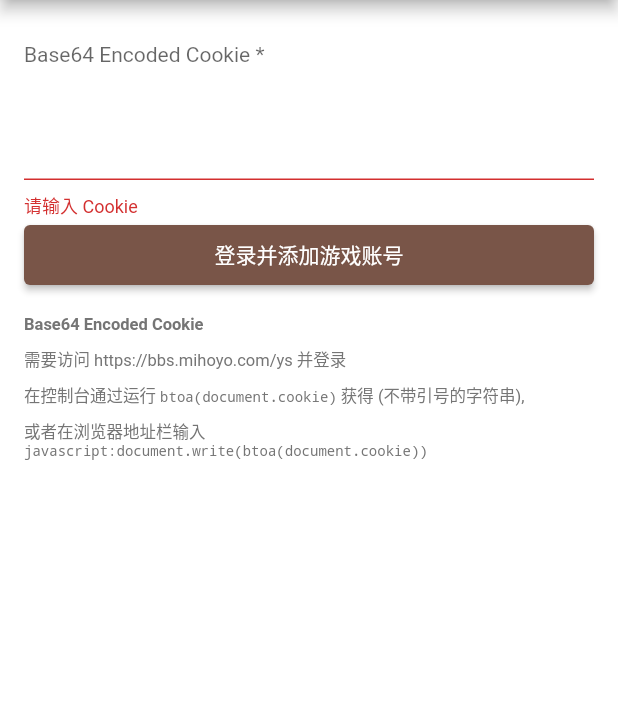
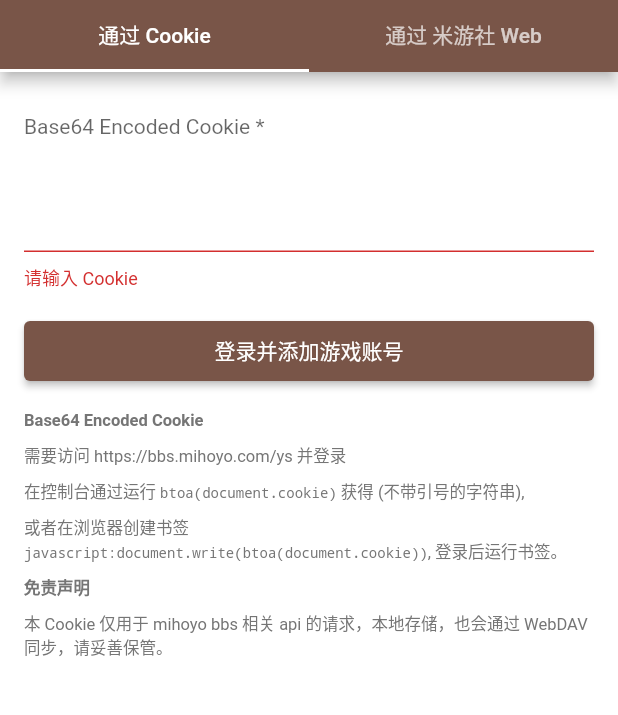
Before and after one commit to morlay/genshintools, a Flutter app: the PageAddAccount screen opened directly, after a tap on "登录并添加游戏账号", on a phone screen of 412 x 824 dp, the part 84-799 px from its top. Run offline on Flutter 3.47's test engine with Material 2 defaults, Android fonts, the phone set to English and light mode, and no system bars; drawn by our look-alikes of flutter_markdown; our stand-ins replace cached_network_image, dio, expandable, firebase_analytics, firebase_core, firebase_crashlytics and 8 more; missing offline and left inert: analyzer, build, flutter_services_binding, source_gen, test, version and 1 more; accounts and stored records are empty; network calls fail.

Commit message:
feat: added webview login

```diff
--- a/lib/app/page_account_add.dart
+++ b/lib/app/page_account_add.dart
@@ -2,7 +2,10 @@ import 'package:flutter/cupertino.dart';
 import 'package:flutter/material.dart';
 import 'package:flutter_hooks/flutter_hooks.dart';
 import 'package:flutter_markdown/flutter_markdown.dart';
-import 'package:genshintools/app/auth/auth.dart';
+import 'package:genshintools/extension/extension.dart';
+import 'package:webview_flutter/webview_flutter.dart';
+
+import 'auth/auth.dart';
 
 class PageAddAccount extends HookWidget {
   const PageAddAccount({Key? key}) : super(key: key);
@@ -21,11 +24,25 @@ class PageAddAccount extends HookWidget {
 
   @override
   Widget build(BuildContext context) {
-    return Scaffold(
+    return DefaultTabController(
+      length: 2,
+      child: Scaffold(
         appBar: AppBar(
           title: const Text("添加游戏账号"),
+          bottom: const TabBar(
+            tabs: [
+              Tab(text: "通过 Cookie"),
+              Tab(text: "通过 米游社 Web"),
+            ],
           ),
-      body: FormAddAccounts(),
+        ),
+        body: TabBarView(
+          children: [
+            FormAddAccounts(),
+            const AddAccountFromMiYoBBS(),
+          ],
+        ),
+      ),
     );
   }
 }
@@ -57,6 +74,7 @@ class FormAddAccounts extends HookWidget {
                 return null;
               },
             ),
+            const SizedBox(height: 16),
             ElevatedButton(
               style: ElevatedButton.styleFrom(
                 minimumSize: const Size.fromHeight(40),
@@ -64,7 +82,7 @@ class FormAddAccounts extends HookWidget {
               child: const Text('登录并添加游戏账号'),
               onPressed: () {
                 if (_formKey.currentState?.validate() ?? false) {
-                  _addAccount(context, _encodedCookie);
+                  addAccount(context, _encodedCookie.text.trim());
                 }
               },
             ),
@@ -79,7 +97,11 @@ class FormAddAccounts extends HookWidget {
 
 在控制台通过运行 `btoa(document.cookie)` 获得 (不带引号的字符串),
 
-或者在浏览器地址栏输入 `javascript:document.write(btoa(document.cookie))`
+或者在浏览器创建书签 `javascript:document.write(btoa(document.cookie))`, 登录后运行书签。
+
+**免责声明**
+
+本 Cookie 仅用于 mihoyo bbs 相关 api 的请求，本地存储，也会通过 WebDAV 同步，请妥善保管。
 """,
               ),
             ),
@@ -88,15 +110,60 @@ class FormAddAccounts extends HookWidget {
       ),
     );
   }
+}
 
-  Future<dynamic> _addAccount(
-      BuildContext context, TextEditingController _encodedCookie) async {
+class AddAccountFromMiYoBBS extends HookWidget {
+  const AddAccountFromMiYoBBS({Key? key}) : super(key: key);
+
+  @override
+  Widget build(BuildContext context) {
+    var webViewCtrlRef = useRef<WebViewController?>(null);
+
+    return Column(
+      children: [
+        ListTile(
+          contentPadding:
+              const EdgeInsets.symmetric(horizontal: 16, vertical: 24),
+          title: const Text("登录成功后点击右侧按钮"),
+          subtitle: const Text("下面这个区域只是个 WebView / 浏览器，如果账户密码泄露一定不是本 APP 的问题"),
+          trailing: IconButton(
+            onPressed: () {
+              webViewCtrlRef.value?.let((ctrl) {
+                ctrl.runJavascriptReturningResult("btoa(document.cookie)").then(
+                  (encodedCookie) {
+                    if (encodedCookie.startsWith('"')) {
+                      encodedCookie =
+                          encodedCookie.substring(1, encodedCookie.length - 1);
+                    }
+                    print(encodedCookie);
+                    addAccount(context, encodedCookie);
+                  },
+                );
+              });
+            },
+            icon: const Icon(Icons.login),
+          ),
+        ),
+        const Divider(height: 1),
+        Expanded(
+          child: WebView(
+            onWebViewCreated: (ctrl) {
+              webViewCtrlRef.value = ctrl;
+            },
+            initialUrl: "https://bbs.mihoyo.com/ys/",
+            javascriptMode: JavascriptMode.unrestricted,
+          ),
+        )
+      ],
+    );
+  }
+}
+
+Future<dynamic> addAccount(BuildContext context, String encodedCookie) async {
   var blocAuth = BlocAuth.read(context);
 
   try {
-      var encodedCookie = _encodedCookie.text.trim();
-      var gameRoles =
-          await blocAuth.state.client(encodedCookie).listMyGameRole();
+    var gameRoles = await blocAuth.state.client(encodedCookie).listMyGameRole();
 
     blocAuth.addAccounts(
       gameRoles: gameRoles,
@@ -112,4 +179,3 @@ class FormAddAccounts extends HookWidget {
 
   return;
 }
-}
```
Also changed, not shown: 1 other file. Lines whose indentation alone changed are shown as unchanged.
